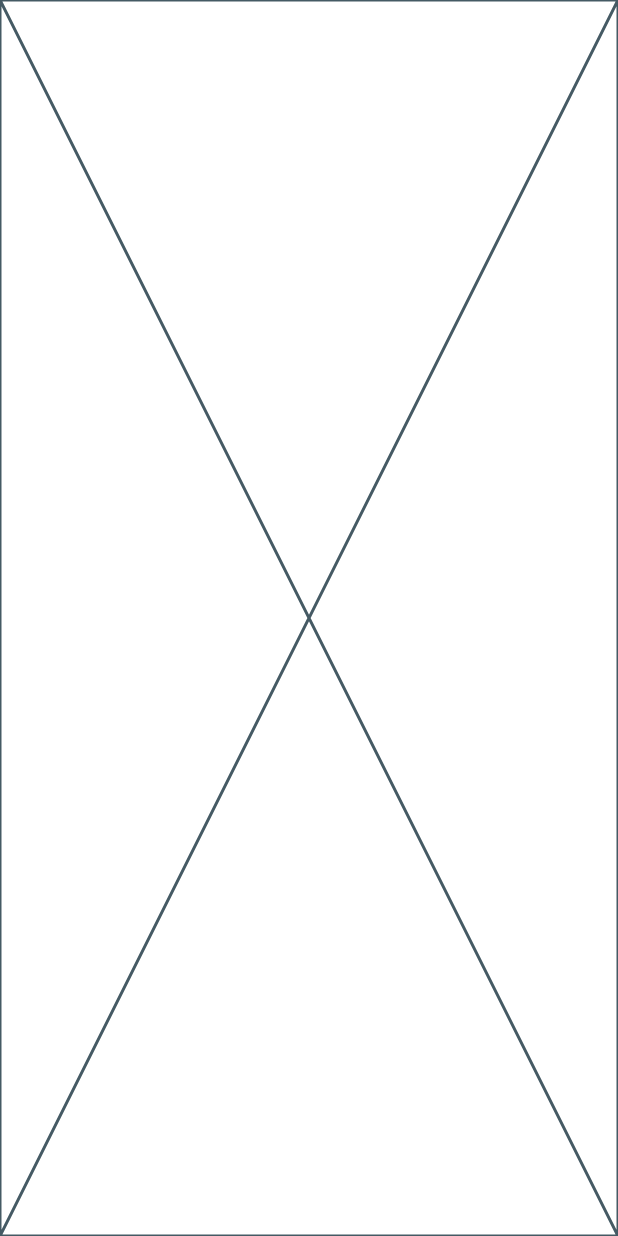
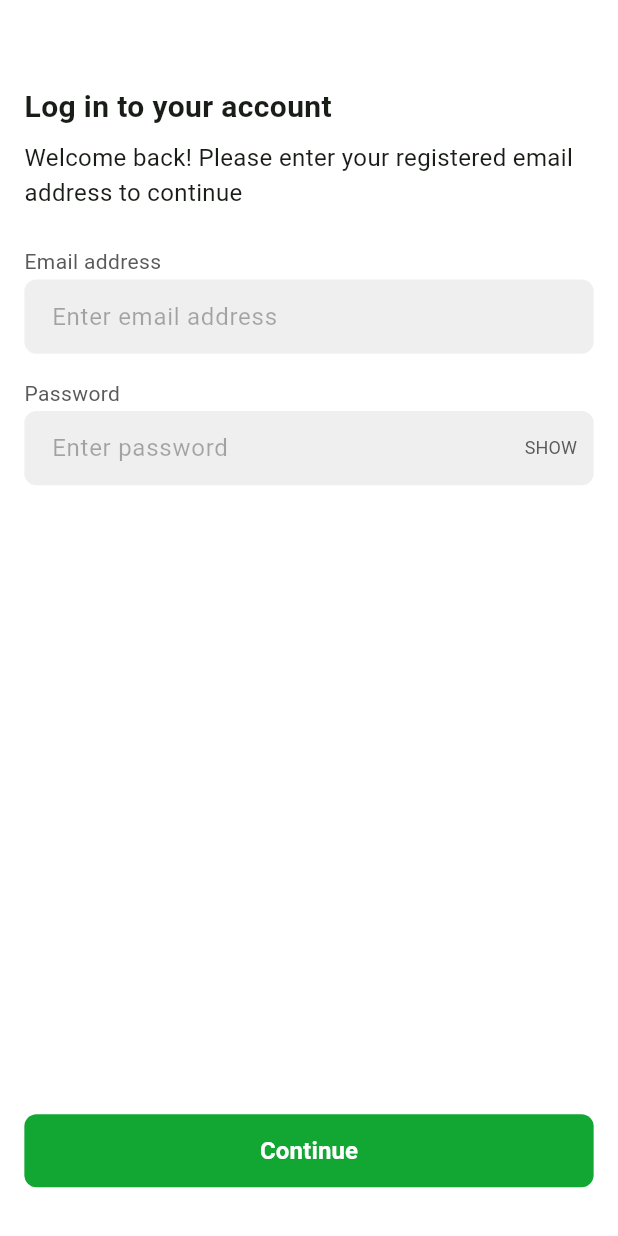
Before and after one commit to Lord-Chris/BChainAssessment, a Flutter app: the screen it shows after launch, on a phone screen of 412 x 824 dp. Run offline on Flutter 3.47's test engine with Material 3 defaults, Android fonts, the phone set to English and light mode, and no system bars; our stand-ins replace dio, equatable, flutter_screenutil, flutter_secure_storage, logger, stacked and 2 more; Roboto replaces fonts that are missing (IBM_Plex_Sans).

Commit message:
feat: Login View

```diff
--- /dev/null
+++ b/lib/core/extensions/_extensions.dart
@@ -0,0 +1 @@
+export 'validator_extension.dart';
--- /dev/null
+++ b/lib/core/extensions/validator_extension.dart
@@ -0,0 +1,78 @@
+import 'package:flutter/material.dart';
+
+extension ValidatorExtension on BuildContext {
+  String? validateEmail(String? email) {
+    if (email!.isEmpty) return 'Email is required';
+
+    bool isEmailValid = RegExp(
+            r'^(([^<>()[\]\\.,;:\s@\"]+(\.[^<>()[\]\\.,;:\s@\"]+)*)|(\".+\"))@((\[[0-9]{1,3}\.[0-9]{1,3}\.[0-9]{1,3}\.[0-9]{1,3}\])|(([a-zA-Z\-0-9]+\.)+[a-zA-Z]{2,}))$')
+        .hasMatch(email.trim());
+
+    return (isEmailValid) ? null : 'Please enter a valid email';
+  }
+
+  String? validateOptionalEmail(String? email) {
+    if (email!.isEmpty) return null;
+
+    bool isEmailValid = RegExp(
+            r'^(([^<>()[\]\\.,;:\s@\"]+(\.[^<>()[\]\\.,;:\s@\"]+)*)|(\".+\"))@((\[[0-9]{1,3}\.[0-9]{1,3}\.[0-9]{1,3}\.[0-9]{1,3}\])|(([a-zA-Z\-0-9]+\.)+[a-zA-Z]{2,}))$')
+        .hasMatch(email.trim());
+
+    return (isEmailValid) ? null : 'Please enter a valid email';
+  }
+
+  String? validatePassword(String? password) {
+    if (password!.isEmpty) return 'Password is required';
+
+    bool isPasswordValid = password.length >= 8;
+
+    return (isPasswordValid) ? null : 'Please enter a valid password';
+  }
+
+  String? validateConfirmPasswordField(String? input, String? password) {
+    if (input != password) {
+      return 'Passwords do not match';
+    } else {
+      return null;
+    }
+  }
+
+  String? validateNotEmptyField(String? input, [String? label]) {
+    if (input!.isEmpty) {
+      return label == null ? 'This field cannot be empty' : 'Enter a $label';
+    } else {
+      return null;
+    }
+  }
+
+  String? validateOTP(String? otpCode) {
+    if (otpCode!.isEmpty) return 'OTP code is required';
+
+    // bool isNumeric(String? s) {
+    //   if (s == null) {
+    //     return false;
+    //   }
+    //   return int.tryParse(s) != null;
+    // }
+
+    bool isOTPValid = otpCode.length == 6 || otpCode.length == 4;
+    // && isNumeric(otpCode);
+
+    return (isOTPValid) ? null : 'Please enter a valid OTP code';
+  }
+
+  String? validatePIN(String? pinCode) {
+    if (pinCode!.isEmpty) return 'PIN code is required';
+
+    bool isNumeric(String? s) {
+      if (s == null) {
+        return false;
+      }
+      return int.tryParse(s) != null;
+    }
+
+    bool isOTPValid = pinCode.length == 4 && isNumeric(pinCode);
+
+    return (isOTPValid) ? null : 'Please enter a valid PIN code';
+  }
+}
--- a/lib/ui/shared/components/app_textfield.dart
+++ b/lib/ui/shared/components/app_textfield.dart
@@ -75,12 +75,11 @@ class AppTextField extends StatelessWidget {
         if (label != null)
           Text(
             label!,
-            style: AppTextStyles.medium14.copyWith(
-              color: AppColors.black,
+            style: AppTextStyles.regular14.copyWith(
+              color: AppColors.gray700,
             ),
           ),
         if (label != null) Spacing.vertExtraTiny(),
-        if (label != null) Spacing.vertTiny(),
         TextFormField(
           enabled: enabled,
           controller: controller,
@@ -152,23 +151,25 @@ class AppTextField extends StatelessWidget {
         contentPadding: EdgeInsets.symmetric(vertical: 15.h, horizontal: 13.w),
         border: OutlineInputBorder(
           borderRadius: BorderRadius.circular(8),
-          borderSide: const BorderSide(color: AppColors.gray300),
+          borderSide: const BorderSide(color: AppColors.transparent),
         ),
         enabledBorder: OutlineInputBorder(
           borderRadius: BorderRadius.circular(8),
-          borderSide: const BorderSide(color: AppColors.gray300),
+          borderSide: const BorderSide(color: AppColors.transparent),
         ),
         disabledBorder: OutlineInputBorder(
           borderRadius: BorderRadius.circular(8),
-          borderSide: const BorderSide(color: AppColors.gray300),
+          borderSide: const BorderSide(color: AppColors.transparent),
         ),
         focusedBorder: OutlineInputBorder(
           borderRadius: BorderRadius.circular(8),
-          borderSide: const BorderSide(color: AppColors.gray300),
+          borderSide: const BorderSide(color: AppColors.transparent),
         ),
         filled: true,
-        fillColor: AppColors.white,
-        hintStyle: AppTextStyles.regular16,
+        fillColor: AppColors.gray200,
+        hintStyle: AppTextStyles.regular16.copyWith(
+          color: AppColors.black.withOpacity(.32),
+        ),
       );
 }
 
--- a/lib/ui/shared/constants/app_colors.dart
+++ b/lib/ui/shared/constants/app_colors.dart
@@ -10,9 +10,9 @@ class AppColors {
 
   // ----------------------Named Colors From UI------------------
   static const primary70 = Color(0XFF12A633);
-  static const gray300 = Color(0XFFD0D5DD);
+  static const gray200 = Color(0XFFEFEFEF);
   static const gray600 = Color(0XFF475467);
-  static const gray700 = Color(0XFF344054);
+  static const gray700 = Color(0XFF5A5A5A);
   static const gray900 = Color(0XFF101828);
   // static const deepBlue = Color(0XFF);
   // static const deepBlue = Color(0XFF);
--- a/lib/ui/shared/constants/app_textstyles.dart
+++ b/lib/ui/shared/constants/app_textstyles.dart
@@ -138,8 +138,8 @@ class AppTextStyles {
     fontWeight: FontWeight.w600,
   );
 
-  static final semiBold24 = TextStyle(
-    fontSize: 24.spMin,
+  static final semiBold20 = TextStyle(
+    fontSize: 20.spMin,
     fontWeight: FontWeight.w600,
   );
 
--- a/lib/ui/views/login_view/login_view.dart
+++ b/lib/ui/views/login_view/login_view.dart
@@ -1,10 +1,89 @@
 import 'package:flutter/material.dart';
+import 'package:flutter_screenutil/flutter_screenutil.dart';
+import 'package:stacked/stacked.dart';
+
+import '../../../core/extensions/_extensions.dart';
+import '../../shared/components/_components.dart';
+import '../../shared/constants/_constants.dart';
+import 'login_viewmodel.dart';
 
 class LoginView extends StatelessWidget {
   const LoginView({super.key});
 
   @override
   Widget build(BuildContext context) {
-    return const Placeholder();
+    final formKey = GlobalKey<FormState>();
+    return ViewModelBuilder<LoginViewModel>.reactive(
+      viewModelBuilder: () => LoginViewModel(),
+      builder: (context, viewModel, child) {
+        return Scaffold(
+          body: Column(
+            children: [
+              Expanded(
+                child: Form(
+                  key: formKey,
+                  child: ListView(
+                    shrinkWrap: true,
+                    padding:
+                        REdgeInsets.symmetric(horizontal: 16, vertical: 32),
+                    children: [
+                      Spacing.vertMedium(),
+                      Text(
+                        'Log in to your account',
+                        style: AppTextStyles.semiBold20,
+                      ),
+                      Spacing.vertSmall(),
+                      Text(
+                        'Welcome back! Please enter your registered email address to continue',
+                        style: AppTextStyles.regular16,
+                      ),
+                      Spacing.vertMedium(),
+                      AppTextField(
+                        label: 'Email address',
+                        hint: 'Enter email address',
+                        keyboardType: TextInputType.emailAddress,
+                        validator: context.validateEmail,
+                      ),
+                      Spacing.vertRegular(),
+                      AppTextField(
+                        label: 'Password',
+                        hint: 'Enter password',
+                        obscureText: true,
+                        maxLines: 1,
+                        keyboardType: TextInputType.visiblePassword,
+                        validator: context.validatePassword,
+                        suffix: TextButton(
+                          onPressed: viewModel.togglePasswordVisibility,
+                          style: TextButton.styleFrom(
+                            padding: EdgeInsets.zero,
+                            alignment: Alignment.centerRight,
+                          ),
+                          child: Text(
+                            viewModel.isPasswordVisible ? 'HIDE' : 'SHOW',
+                            style: AppTextStyles.regular12.copyWith(
+                              color: AppColors.gray700,
+                            ),
+                          ),
+                        ),
+                      ),
+                    ],
+                  ),
+                ),
+              ),
+              Padding(
+                padding: REdgeInsets.symmetric(horizontal: 16, vertical: 32),
+                child: AppButton(
+                  label: 'Continue',
+                  isBusy: viewModel.isBusy,
+                  onPressed: () {
+                    if (!formKey.currentState!.validate()) return;
+                  },
+                ),
+              ),
+            ],
+          ),
+        );
+      },
+    );
   }
 }
--- a/lib/ui/views/login_view/login_viewmodel.dart
+++ b/lib/ui/views/login_view/login_viewmodel.dart
@@ -1,3 +1,11 @@
 import 'package:stacked/stacked.dart';
 
-class LoginViewModel extends BaseViewModel {}
+class LoginViewModel extends BaseViewModel {
+  bool _isPasswordVisible = false;
+  bool get isPasswordVisible => _isPasswordVisible;
+
+  void togglePasswordVisibility() {
+    _isPasswordVisible = !_isPasswordVisible;
+    notifyListeners();
+  }
+}
```
Also changed, not shown: lib/core/_core.dart (deleted).
